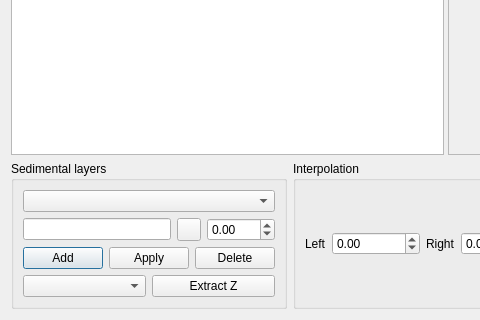
First picture: the form in PreCourlis/ui/profile_dialog_base.ui, repository nixsosx2032/PreCourlis, before the edit; both pictures show x 0 to 480 and y 280 to 600 of the 800 by 600 pixel window.
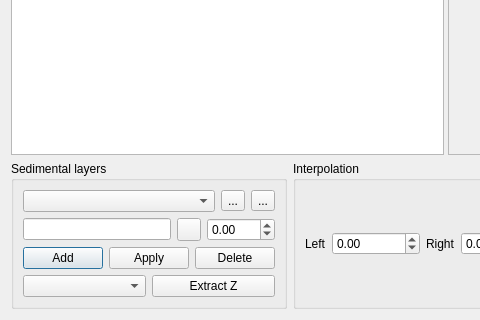
Second picture: the form after the edit. Custom widgets are drawn as their Qt base class.

Commit message: Add buttons to move layers up and down

The edit to the form file:
```diff
--- a/PreCourlis/ui/profile_dialog_base.ui
+++ b/PreCourlis/ui/profile_dialog_base.ui
@@ -210,6 +210,20 @@
             </property>
            </widget>
           </item>
+          <item>
+           <widget class="QToolButton" name="moveLayerUpButton">
+            <property name="text">
+             <string>...</string>
+            </property>
+           </widget>
+          </item>
+          <item>
+           <widget class="QToolButton" name="moveLayerDownButton">
+            <property name="text">
+             <string>...</string>
+            </property>
+           </widget>
+          </item>
          </layout>
         </item>
         <item>
```
The commit also changes 7 other files.
